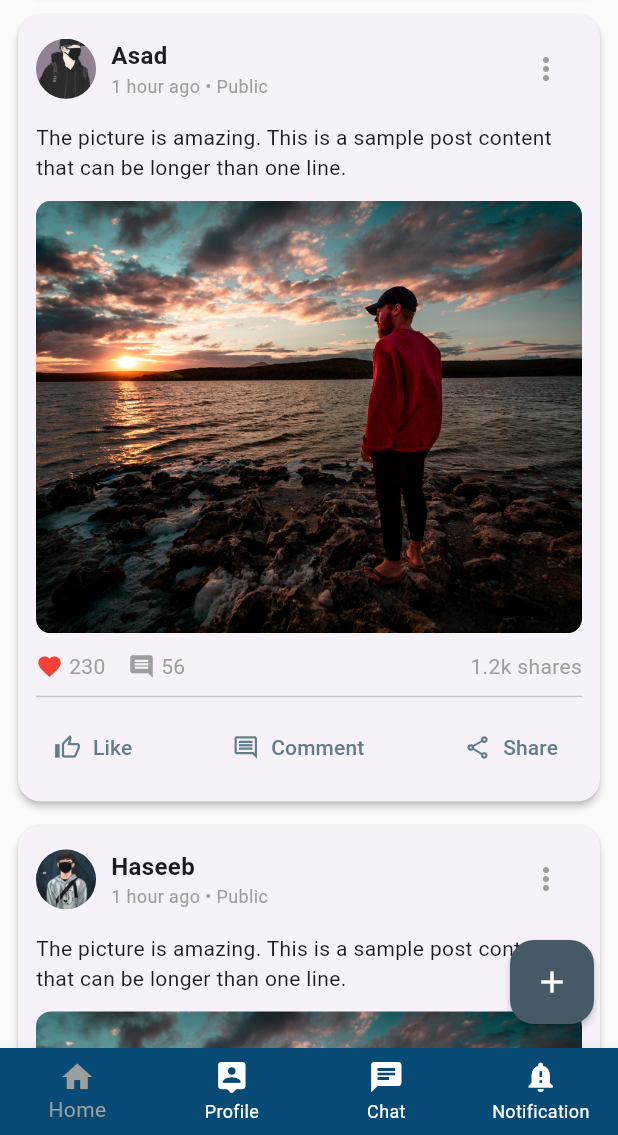
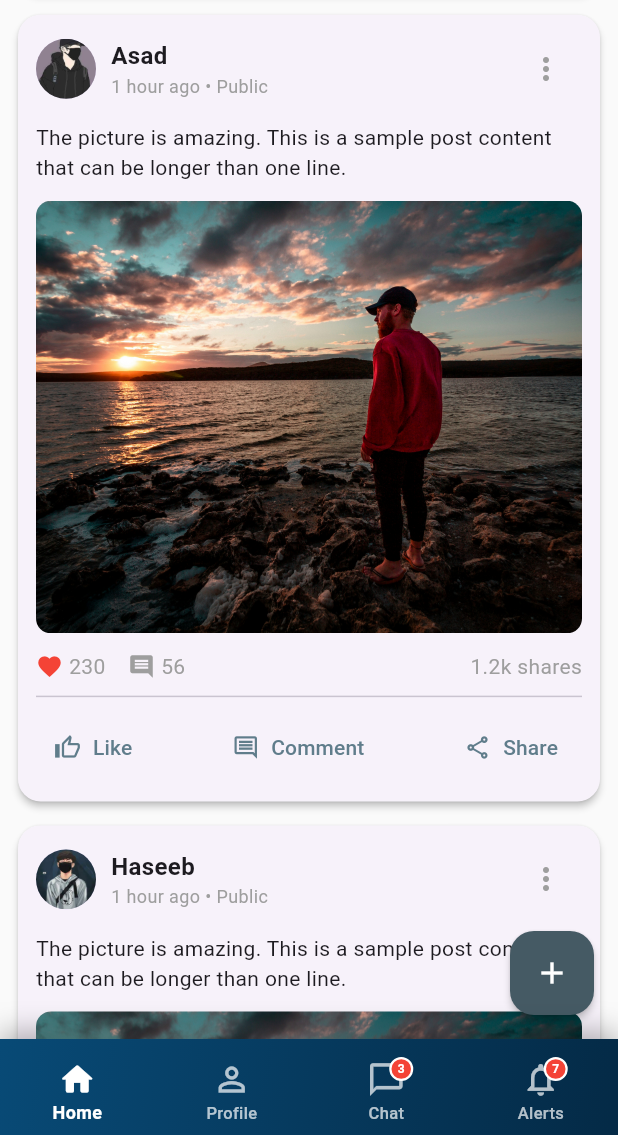
Before and after one commit to Hassan9865/Social-app, a Flutter app: the Bottombar screen opened by its route, scrolled down 1728 dp, on a phone screen of 412 x 824 dp, the part 101-1236 px from its top. Run offline on Flutter 3.47's test engine with Material 3 defaults, Android fonts, the phone set to English and light mode, and no system bars; our stand-ins replace stacked, stacked_services, stacked_shared.

Commit message:
bottomnavbar

```diff
--- a/lib/app/app.dart
+++ b/lib/app/app.dart
@@ -3,7 +3,7 @@ import 'package:social_app/view/chat/chat_view.dart';
 import 'package:social_app/view/home/home_view.dart';
 import 'package:social_app/view/login/login_view.dart';
 import 'package:social_app/view/notification/notificate_view.dart';
-import 'package:social_app/view/profile/profile_View.dart';
+import 'package:social_app/view/profile/profile_view.dart';
 import 'package:social_app/view/signup/signup_view.dart';
 import 'package:stacked/stacked_annotations.dart';
 import 'package:stacked_services/stacked_services.dart';
--- a/lib/app/app.router.dart
+++ b/lib/app/app.router.dart
@@ -12,7 +12,7 @@ import 'package:social_app/view/chat/chat_view.dart' as _i8;
 import 'package:social_app/view/home/home_view.dart' as _i5;
 import 'package:social_app/view/login/login_view.dart' as _i2;
 import 'package:social_app/view/notification/notificate_view.dart' as _i7;
-import 'package:social_app/view/profile/profile_View.dart' as _i6;
+import 'package:social_app/view/profile/profile_view.dart' as _i6;
 import 'package:social_app/view/signup/signup_view.dart' as _i3;
 import 'package:stacked/stacked.dart' as _i1;
 import 'package:stacked_services/stacked_services.dart' as _i10;
--- a/lib/view/bottom_bar/bottom_ViewModel.dart
+++ b/lib/view/bottom_bar/bottom_ViewModel.dart
@@ -1,11 +1,38 @@
+// import 'package:social_app/view/chatList/ChatList_view.dart';
+// import 'package:social_app/view/home/home_view.dart';
+// import 'package:social_app/view/notification/notificate_view.dart';
+// import 'package:social_app/view/profile/profile_view.dart';
+// import 'package:stacked/stacked.dart';
+
+// class BottombarViewModel extends IndexTrackingViewModel {
+//    getViewForIndex(int index) {
+//       switch (index) {
+//         case 0:
+//           return HomeView();
+//         case 1:
+//           return ProfileView();
+//         case 2:
+//           return ChatListView();
+//         case 3:
+//           return NotificationView();
+//         default:
+//           return HomeView();
+//       }
+//     }
+// }
+
+import 'package:flutter/material.dart';
 import 'package:social_app/view/chatList/ChatList_view.dart';
 import 'package:social_app/view/home/home_view.dart';
 import 'package:social_app/view/notification/notificate_view.dart';
-import 'package:social_app/view/profile/profile_View.dart';
+import 'package:social_app/view/profile/profile_view.dart';
 import 'package:stacked/stacked.dart';
 
 class BottombarViewModel extends IndexTrackingViewModel {
-   getViewForIndex(int index) {
+  int unreadChats = 3; // Example data - replace with your actual logic
+  int unreadNotifications = 7; // Example data - replace with your actual logic
+
+  Widget getViewForIndex(int index) {
     switch (index) {
       case 0:
         return HomeView();
@@ -19,4 +46,11 @@ class BottombarViewModel extends IndexTrackingViewModel {
         return HomeView();
     }
   }
+
+  // Add this if you need to update badge counts
+  void updateBadgeCounts({int? chats, int? notifications}) {
+    if (chats != null) unreadChats = chats;
+    if (notifications != null) unreadNotifications = notifications;
+    notifyListeners();
   }
+}
--- a/lib/view/bottom_bar/bottom_bar.dart
+++ b/lib/view/bottom_bar/bottom_bar.dart
@@ -1,6 +1,69 @@
+// import 'package:flutter/material.dart';
+// import 'package:social_app/view/bottom_bar/bottom_ViewModel.dart';
+
+// import 'package:stacked/stacked.dart';
+
+// class Bottombar extends StatelessWidget {
+//   const Bottombar({super.key});
+
+//   @override
+//   Widget build(BuildContext context) {
+
+//     // int myindex = 0;
+//     // List<Widget> widgetList = [
+//     //   HomeView(),
+//     //   ProfileView(),
+//     //   Contactview(),
+//     //   NotificationView(),
+//     // ];
+//     return ViewModelBuilder.reactive(
+//         viewModelBuilder: () => BottombarViewModel(),
+//         builder: (context, ViewModel, child) {
+//           return Scaffold(
+//             body: ViewModel.getViewForIndex(ViewModel.currentIndex), //IndexedStack(
+//             //   children: widgetList,
+//             //   index: myindex,
+//             // ),
+//             bottomNavigationBar: BottomNavigationBar(
+//                 backgroundColor: const Color(0xFF084A76),
+//                 unselectedItemColor: Colors.white,
+//                 selectedItemColor: Colors.grey[500],
+//                 type: BottomNavigationBarType.fixed,
+//                 onTap: ViewModel.setIndex, // (index) {
+//                 //   // setState(() {
+//                 //   //   myindex = index;
+//                 //   // });
+//                 // },
+//                 currentIndex: ViewModel.currentIndex, //myindex,
+//                 items: const [
+//                   BottomNavigationBarItem(
+//                       icon: Icon(Icons.home),
+//                       label: "Home",
+//                       backgroundColor: Colors.amber),
+//                   BottomNavigationBarItem(
+//                       icon: Icon(
+//                         Icons.person_pin_rounded,
+//                       ),
+//                       label: "Profile",
+//                       backgroundColor: Colors.amber),
+//                   BottomNavigationBarItem(
+//                     backgroundColor: Colors.yellow,
+//                     icon: Icon(Icons.chat),
+//                     label: "Chat",
+//                   ),
+//                   BottomNavigationBarItem(
+//                     icon: Icon(Icons.notification_important),
+//                     label: "Notification",
+//                     backgroundColor: Colors.yellow,
+//                   ),
+//                 ]),
+//           );
+//         });
+//   }
+// }
+
 import 'package:flutter/material.dart';
 import 'package:social_app/view/bottom_bar/bottom_ViewModel.dart';
-
 import 'package:stacked/stacked.dart';
 
 class Bottombar extends StatelessWidget {
@@ -8,57 +71,132 @@ class Bottombar extends StatelessWidget {
 
   @override
   Widget build(BuildContext context) {
-
-
-    // int myindex = 0;
-    // List<Widget> widgetList = [
-    //   HomeView(),
-    //   ProfileView(),
-    //   Contactview(),
-    //   NotificationView(),
-    // ];
     return ViewModelBuilder.reactive(
       viewModelBuilder: () => BottombarViewModel(),
-        builder: (context, ViewModel, child) {
+      builder: (context, viewModel, child) {
         return Scaffold(
-            body: ViewModel.getViewForIndex(ViewModel.currentIndex), //IndexedStack(
-            //   children: widgetList,
-            //   index: myindex,
-            // ),
-            bottomNavigationBar: BottomNavigationBar(
-                backgroundColor: const Color(0xFF084A76),
-                unselectedItemColor: Colors.white,
-                selectedItemColor: Colors.grey[500],
+          body: viewModel.getViewForIndex(viewModel.currentIndex),
+          bottomNavigationBar: _buildModernNavBar(viewModel),
+        );
+      },
+    );
+  }
+
+  Widget _buildModernNavBar(BottombarViewModel viewModel) {
+    return Container(
+      decoration: BoxDecoration(
+        gradient: LinearGradient(
+          colors: [Color(0xFF084A76), Color(0xFF042A46)],
+          begin: Alignment.topLeft,
+          end: Alignment.bottomRight,
+        ),
+        boxShadow: [
+          BoxShadow(
+            color: Colors.black.withOpacity(0.3),
+            blurRadius: 15,
+            offset: Offset(0, -5),
+          ),
+        ],
+      ),
+      child: Padding(
+        padding: const EdgeInsets.only(top: 8.0),
+        child: BottomNavigationBar(
+          backgroundColor: Colors.transparent,
+          elevation: 0,
+          unselectedItemColor: Colors.white.withOpacity(0.7),
+          selectedItemColor: Colors.white,
+          selectedLabelStyle: TextStyle(
+            fontSize: 12,
+            fontWeight: FontWeight.w600,
+            height: 1.5,
+          ),
+          unselectedLabelStyle: TextStyle(
+            fontSize: 11,
+            fontWeight: FontWeight.w500,
+            height: 1.5,
+          ),
           type: BottomNavigationBarType.fixed,
-                onTap: ViewModel.setIndex, // (index) {
-                //   // setState(() {
-                //   //   myindex = index;
-                //   // });
-                // },
-                currentIndex: ViewModel.currentIndex, //myindex,
-                items: const [
-                  BottomNavigationBarItem(
-                      icon: Icon(Icons.home),
+          showSelectedLabels: true,
+          showUnselectedLabels: true,
+          currentIndex: viewModel.currentIndex,
+          onTap: viewModel.setIndex,
+          items: [
+            _buildNavItem(
+              icon: Icons.home_outlined,
+              activeIcon: Icons.home_rounded,
               label: "Home",
-                      backgroundColor: Colors.amber),
-                  BottomNavigationBarItem(
-                      icon: Icon(
-                        Icons.person_pin_rounded,
+              hasNotification: false,
             ),
+            _buildNavItem(
+              icon: Icons.person_outline,
+              activeIcon: Icons.person_rounded,
               label: "Profile",
-                      backgroundColor: Colors.amber),
-                  BottomNavigationBarItem(
-                    backgroundColor: Colors.yellow,
-                    icon: Icon(Icons.chat),
+              hasNotification: false,
+            ),
+            _buildNavItem(
+              icon: Icons.chat_bubble_outline,
+              activeIcon: Icons.chat_rounded,
               label: "Chat",
+              hasNotification: viewModel.unreadChats > 0,
+              notificationCount: viewModel.unreadChats,
             ),
-                  BottomNavigationBarItem(
-                    icon: Icon(Icons.notification_important),
-                    label: "Notification",
-                    backgroundColor: Colors.yellow,
+            _buildNavItem(
+              icon: Icons.notifications_outlined,
+              activeIcon: Icons.notifications_rounded,
+              label: "Alerts",
+              hasNotification: viewModel.unreadNotifications > 0,
+              notificationCount: viewModel.unreadNotifications,
             ),
-                ]),
+          ],
+        ),
+      ),
     );
-        });
+  }
+
+  BottomNavigationBarItem _buildNavItem({
+    required IconData icon,
+    required IconData activeIcon,
+    required String label,
+    bool hasNotification = false,
+    int notificationCount = 0,
+  }) {
+    return BottomNavigationBarItem(
+      icon: Stack(
+        clipBehavior: Clip.none,
+        children: [
+          Icon(icon, size: 26),
+          if (hasNotification)
+            Positioned(
+              right: -5,
+              top: -3,
+              child: Container(
+                padding: EdgeInsets.all(2),
+                decoration: BoxDecoration(
+                  color: Colors.red,
+                  shape: BoxShape.circle,
+                  border: Border.all(color: Colors.white, width: 1.5),
+                ),
+                constraints: BoxConstraints(
+                  minWidth: 16,
+                  minHeight: 16,
+                ),
+                child: Center(
+                  child: Text(
+                    notificationCount > 9 ? '9+' : '$notificationCount',
+                    style: TextStyle(
+                      color: Colors.white,
+                      fontSize: 8,
+                      fontWeight: FontWeight.bold,
+                    ),
+                    textAlign: TextAlign.center,
+                  ),
+                ),
+              ),
+            ),
+        ],
+      ),
+      activeIcon: Icon(activeIcon, size: 26),
+      label: label,
+    );
   }
 }
```
Lines whose indentation alone changed are shown as unchanged.
